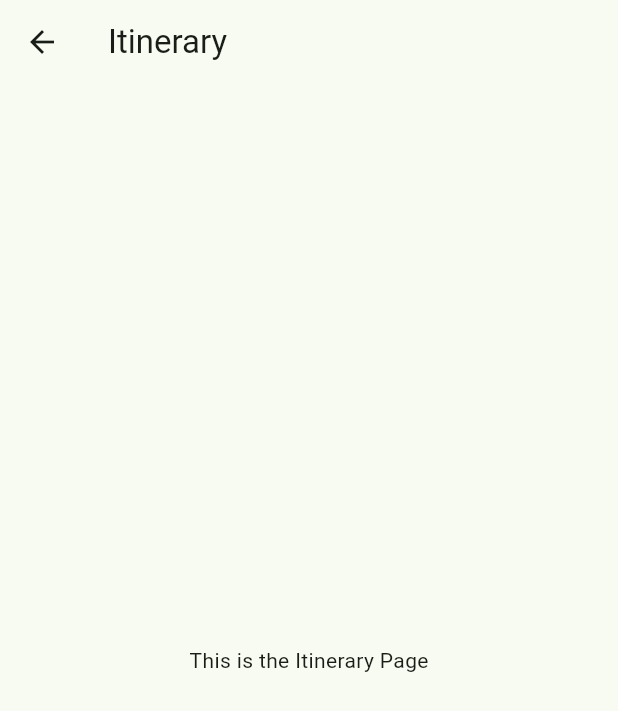
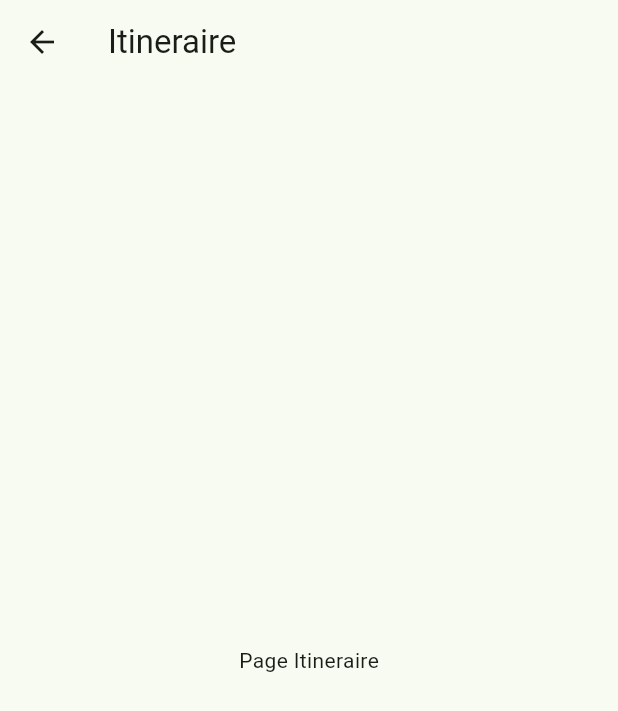
Before and after one commit to WiroWik/sae_cocagne_mobile, a Flutter app: the ItineraryPage screen opened directly, on a phone screen of 412 x 824 dp. Shown: the top 711 px of the screen. Run offline on Flutter 3.47's test engine with Material 3 defaults, Android fonts, the phone set to English and light mode, and no system bars.

Commit message:
Translate itinerary page title and content to French

```diff
--- a/lib/delivery/itinerary.dart
+++ b/lib/delivery/itinerary.dart
@@ -5,10 +5,10 @@ class ItineraryPage extends StatelessWidget {
   Widget build(BuildContext context) {
     return Scaffold(
       appBar: AppBar(
-        title: Text('Itinerary'),
+        title: Text('Itineraire'),
       ),
       body: Center(
-        child: Text('This is the Itinerary Page'),
+        child: Text('Page Itineraire'),
       ),
     );
   }
```
